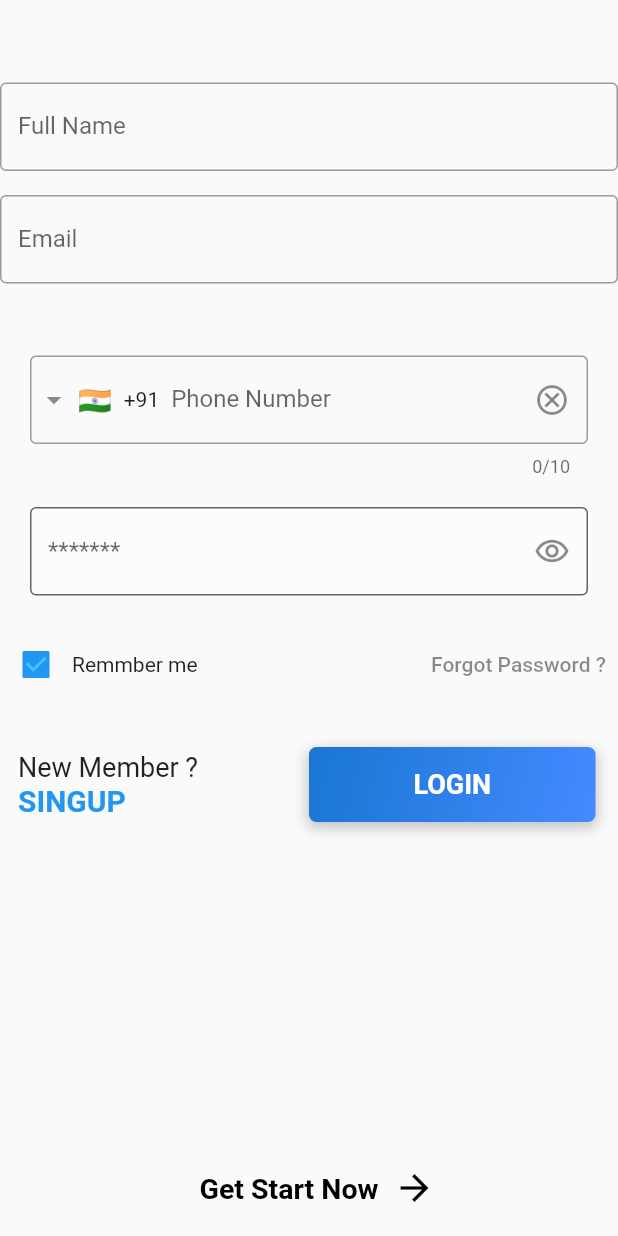
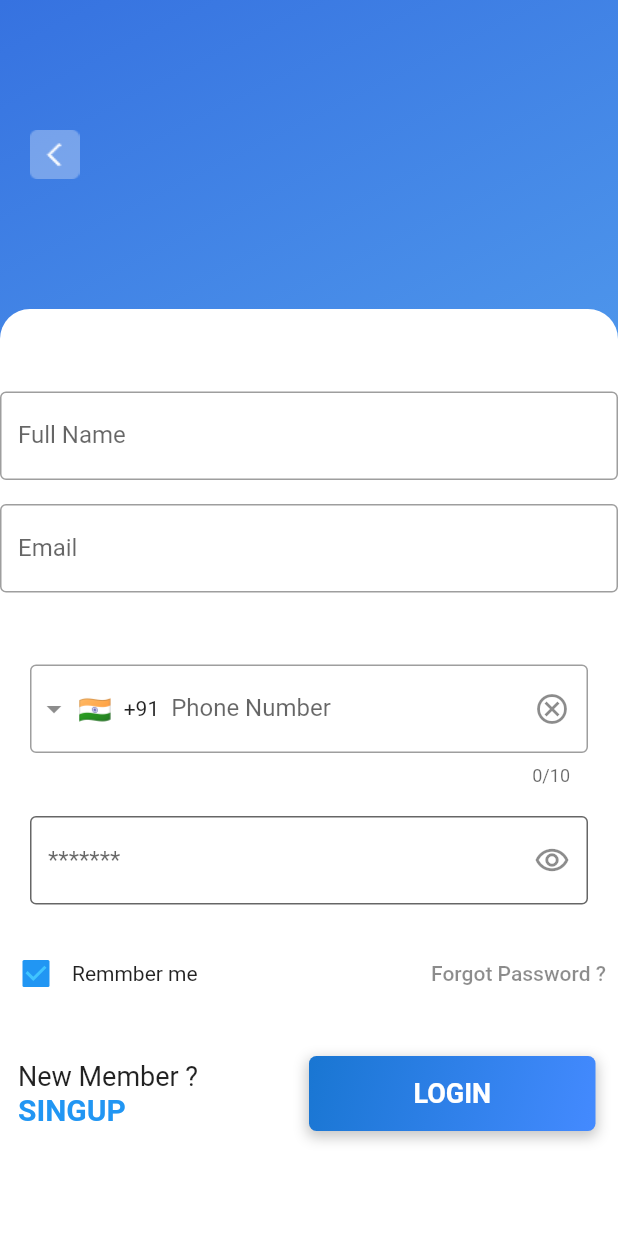
Before and after one commit to QasemFJber/final_flutter_project, a Flutter app: the RegiserPage screen opened by its route, on a phone screen of 412 x 824 dp. Run offline on Flutter 3.47's test engine with Material 2 defaults, Android fonts, the phone set to English and light mode, and no system bars; drawn by our look-alikes of intl_phone_field; our stand-ins replace get.

```diff
--- a/lib/screens/register_screen.dart
+++ b/lib/screens/register_screen.dart
@@ -13,7 +13,48 @@ class _RegiserPageState extends State<RegiserPage> {
   @override
   Widget build(BuildContext context) {
     return Scaffold(
-      body: RegisterWidget(),
+      body: Container(
+        decoration: BoxDecoration(
+          gradient: LinearGradient(
+              begin: AlignmentDirectional.topStart,
+              end: AlignmentDirectional.bottomEnd,
+              colors: [
+                Color(0xFF3672E0),
+                Color(0xFF6DC5FA),
+              ]),
+        ),
+        child: Column(
+          crossAxisAlignment: CrossAxisAlignment.start,
+          children: [
+            Expanded(
+              flex: 1,
+                child: Padding(
+                  padding: const EdgeInsets.all(20),
+                  child: GestureDetector(
+                    onTap: (){
+                      Navigator.pushNamed(context,'/login_screen');
+                    },
+                    child: Image.asset('lib/images/back.png',height: 33,width: 33,),
+                  ),
+                ),
+            ),
+            Expanded(
+              flex: 3,
+              child: Container(
+                decoration: BoxDecoration(
+
+                  color: Colors.white,
+                  borderRadius: BorderRadius.only(
+                    topRight: Radius.circular(20),
+                    topLeft: Radius.circular(20),
+                  ),
+                ),
+                child: RegisterWidget(),
+              ),
+            ),
+          ],
+        ),
+      ),
     );
   }
 }
```
